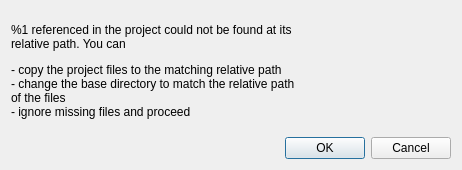
The window that src/file/pathrequest.ui (GAMS-dev/studio) describes before a commit, drawn with Qt 5.
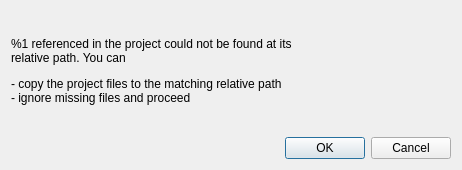
The same window after the commit.

The edit to the form file:
```diff
--- a/src/file/pathrequest.ui
+++ b/src/file/pathrequest.ui
@@ -42,7 +42,7 @@
       <item row="0" column="0" colspan="2">
        <widget class="QLabel" name="laText">
         <property name="text">
-         <string>&lt;html&gt;&lt;head/&gt;&lt;body&gt;&lt;p&gt;%1 referenced in the project could not be found at its relative path. You can&lt;/p&gt;&lt;p&gt;- copy the project files to the matching relative path&lt;br/&gt;- change the base directory to match the relative path of the files&lt;br/&gt;- ignore missing files and proceed&lt;/p&gt;&lt;/body&gt;&lt;/html&gt;</string>
+         <string>&lt;html&gt;&lt;head/&gt;&lt;body&gt;&lt;p&gt;%1 referenced in the project could not be found at its relative path. You can&lt;/p&gt;&lt;p&gt;- copy the project files to the matching relative path&lt;br/&gt;- ignore missing files and proceed&lt;/p&gt;&lt;/body&gt;&lt;/html&gt;</string>
         </property>
         <property name="wordWrap">
          <bool>true</bool>
```
